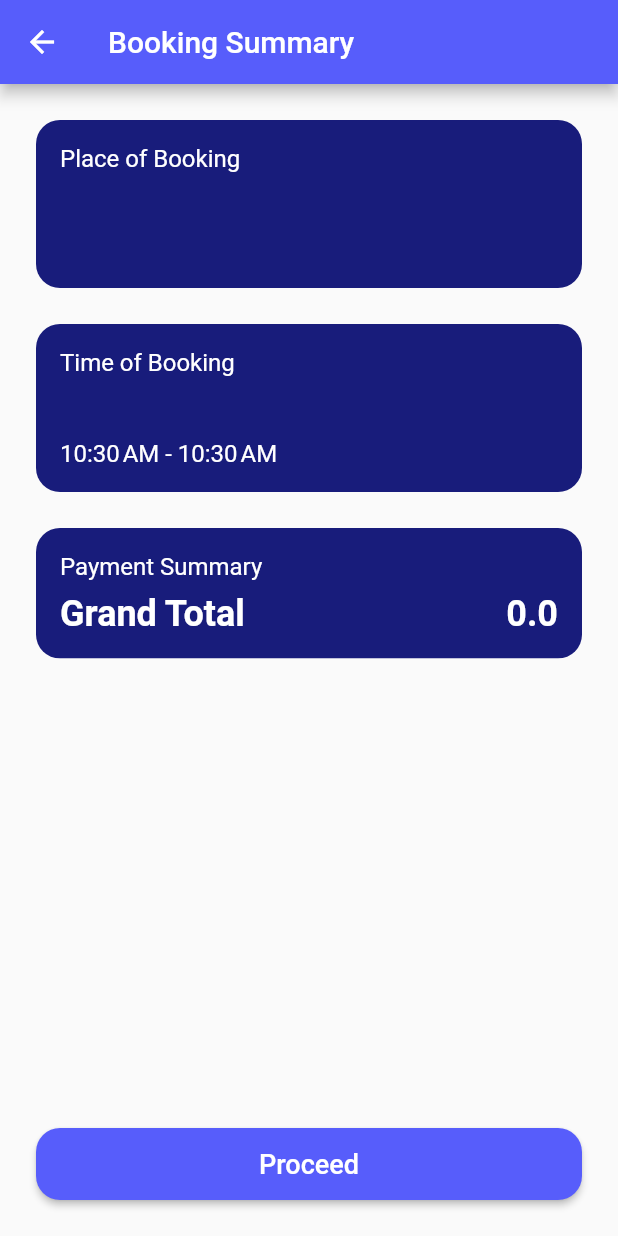
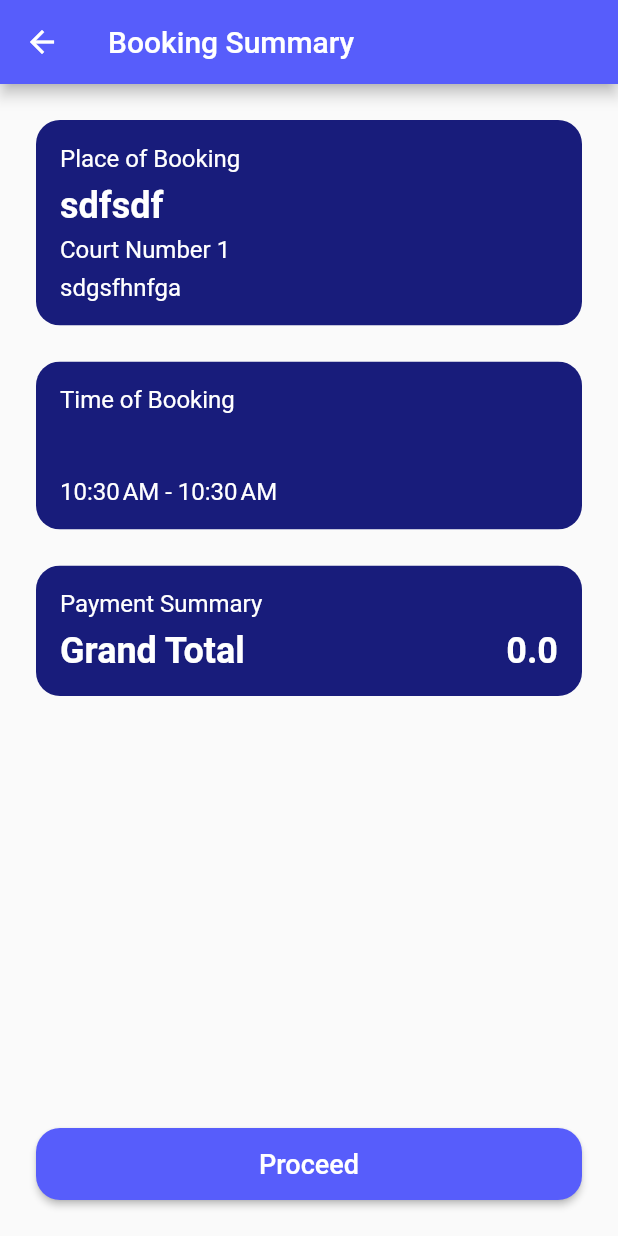
Before and after one commit to arpit-batra/Reeno, a Flutter app: the BookingSummary screen opened by its route, on a phone screen of 412 x 824 dp. Run offline on Flutter 3.47's test engine with Material 2 defaults, Android fonts, the light colour scheme and no system bars; our stand-ins replace cloud_firestore, firebase_auth, firebase_core, firebase_storage, flutter_svg, google_maps_flutter and 4 more; missing offline and left inert: card_loading, maps_launcher, ntp, razorpay_flutter, time_range_picker; accounts and stored records are empty; network calls fail; statements that could not run were skipped.

Commit message:
number of courts included

```diff
--- a/lib/models/booking.dart
+++ b/lib/models/booking.dart
@@ -8,6 +8,7 @@ class Booking {
   final String userId;
   final String userName;
   final String date;
+  final int courtNo;
   DateTime startTime;
   DateTime endTime;
   double amount;
@@ -20,6 +21,7 @@ class Booking {
     required this.userId,
     required this.userName,
     required this.date,
+    required this.courtNo,
     required this.startTime,
     required this.endTime,
     required this.amount,
@@ -38,6 +40,7 @@ class Booking {
         userId: data?['userId'],
         userName: data?['userName'],
         date: data?['date'],
+        courtNo: data?['courtNo'],
         startTime: DateTime.parse(data?['startTime']),
         endTime: DateTime.parse(data?['endTime']),
         amount: data?['amount']);
--- a/lib/providers/bookings_provider.dart
+++ b/lib/providers/bookings_provider.dart
@@ -5,8 +5,10 @@ import 'package:reeno/models/booking.dart';
 class BookingsProvider with ChangeNotifier {
   final String selectedSportCentreId;
   final String selectedDate;
+  final int selectedCourtNo;
 
-  BookingsProvider(this.selectedSportCentreId, this.selectedDate);
+  BookingsProvider(
+      this.selectedSportCentreId, this.selectedDate, this.selectedCourtNo);
 
   List<Booking> _selectedDateSelectedCentreBookings = [];
 
@@ -14,9 +16,10 @@ class BookingsProvider with ChangeNotifier {
     return [..._selectedDateSelectedCentreBookings];
   }
 
-  Future<void> fetchSelectedDateSelectedCentreBookings() async {
-    print("Sport Centre Id ${selectedSportCentreId}");
-    print(" Selected Date ${selectedDate}");
+  Future<void> fetchSelectedDateSelectedCentreSelectedCourtBookings() async {
+    print("Sport Centre Id $selectedSportCentreId");
+    print("Selected Date $selectedDate");
+    print("Selected Court No $selectedCourtNo");
     // print("Bookings Provider");
     final docRef = FirebaseFirestore.instance
         .collection('bookings')
@@ -26,6 +29,7 @@ class BookingsProvider with ChangeNotifier {
     final bookings = await docRef
         .where("sportCentreId", isEqualTo: selectedSportCentreId)
         .where("date", isEqualTo: selectedDate)
+        .where("courtNo", isEqualTo: selectedCourtNo)
         .get();
     final List<Booking> todaysBookings = [];
     for (final element in bookings.docs) {
--- a/lib/providers/selected_booking_provider.dart
+++ b/lib/providers/selected_booking_provider.dart
@@ -9,6 +9,7 @@ class SelectedBookingProvider with ChangeNotifier {
   final DateTime selectedDate;
   final myUserId;
   final myUserName;
+  final int selectedCourtNo;
   DateTime selectedStartTime;
   DateTime selectedEndTime;
   double amount;
@@ -20,6 +21,7 @@ class SelectedBookingProvider with ChangeNotifier {
       required this.selectedCentreAddress,
       required this.selectedDateAsString,
       required this.selectedDate,
+      required this.selectedCourtNo,
       required this.myUserId,
       required this.myUserName,
       required this.selectedStartTime,
@@ -30,6 +32,7 @@ class SelectedBookingProvider with ChangeNotifier {
             sportCentreTitle: selectedCentreTitle,
             sportCentreAddress: selectedCentreAddress,
             date: selectedDateAsString,
+            courtNo: selectedCourtNo,
             userId: myUserId,
             userName: myUserName,
             startTime: selectedStartTime,
@@ -44,6 +47,7 @@ class SelectedBookingProvider with ChangeNotifier {
         userId: _createdBooking.userId,
         userName: _createdBooking.userName,
         date: _createdBooking.date,
+        courtNo: _createdBooking.courtNo,
         startTime: _createdBooking.startTime,
         endTime: _createdBooking.endTime,
         amount: _createdBooking.amount);
--- a/lib/screens/centre_info_screen.dart
+++ b/lib/screens/centre_info_screen.dart
@@ -38,8 +38,9 @@ class _CentreInfoScreenState extends State<CentreInfoScreen> {
           width: double.infinity,
           child: ElevatedButton(
               onPressed: (() {
-                Navigator.of(context)
-                    .pushNamed(ScheduleScreen.routeName, arguments: index);
+                Provider.of<SportCentresProvider>(context, listen: false)
+                    .setSelectedCourtNo(index);
+                Navigator.of(context).pushNamed(ScheduleScreen.routeName);
               }),
               child: Text(
                 centre.numberOfCourts == 1
@@ -68,6 +69,7 @@ class _CentreInfoScreenState extends State<CentreInfoScreen> {
         fontSize: 24,
         fontWeight: FontWeight.bold,
         color: Theme.of(context).primaryColor);
+    // color: Color.fromRGBO(24, 28, 123, 1));
   }
 
   TextStyle _contentStyle() {
--- a/lib/widgets/cards/centre_address_widget.dart
+++ b/lib/widgets/cards/centre_address_widget.dart
@@ -33,6 +33,13 @@ class CentreAddressWidget extends StatelessWidget {
               height: 6,
             ),
             Text(
+              "Court Number ${selectedBooking.courtNo + 1}",
+              style: CardTextStyles.secondaryInfoStyle(),
+            ),
+            const SizedBox(
+              height: 6,
+            ),
+            Text(
               selectedBooking.sportCentreAddress,
               style: CardTextStyles.secondaryInfoStyle(),
             ),
--- a/lib/widgets/schedule_widgets/day_schedule.dart
+++ b/lib/widgets/schedule_widgets/day_schedule.dart
@@ -30,7 +30,8 @@ class _DayScheduleState extends State<DaySchedule> {
     final bookingsProvider = Provider.of<BookingsProvider>(context);
     print("rebuilding day schedule");
     return FutureBuilder(
-      future: bookingsProvider.fetchSelectedDateSelectedCentreBookings(),
+      future: bookingsProvider
+          .fetchSelectedDateSelectedCentreSelectedCourtBookings(),
       builder: (context, snapshot) {
         if (snapshot.connectionState == ConnectionState.waiting) {
           return const LoadingWidget();
```
Also changed, not shown: lib/main.dart (+7 -3 lines), lib/providers/sport_centres_provider.dart (+31 -21 lines), lib/screens/schedule_screen.dart (+18 -1 lines).
